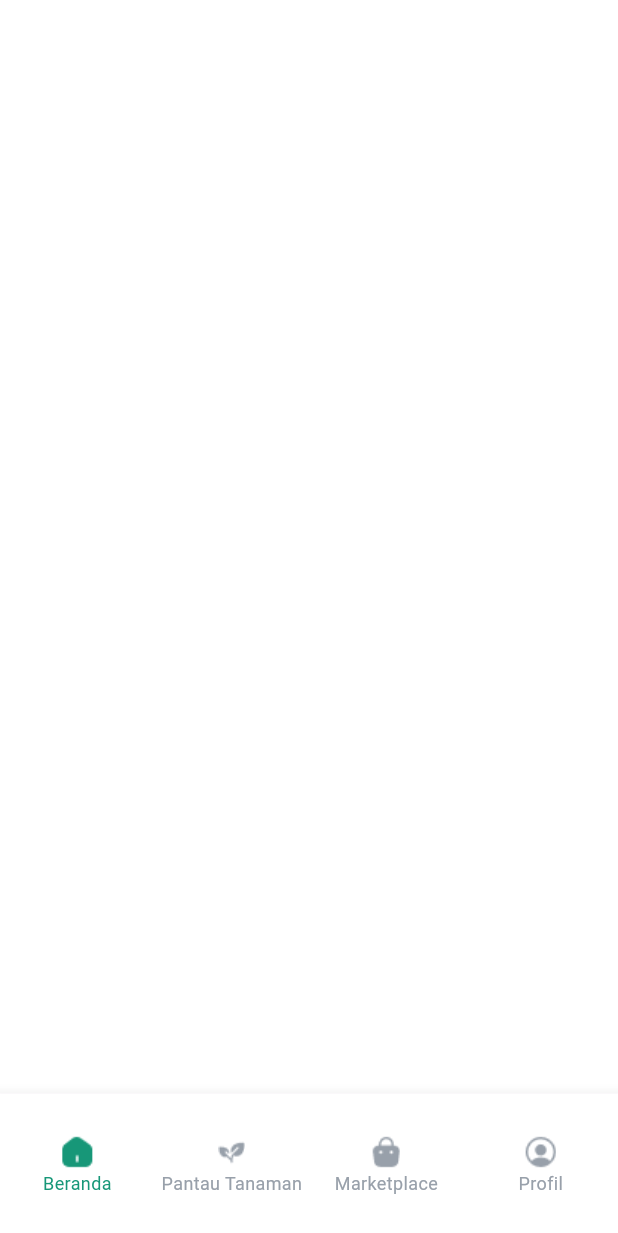
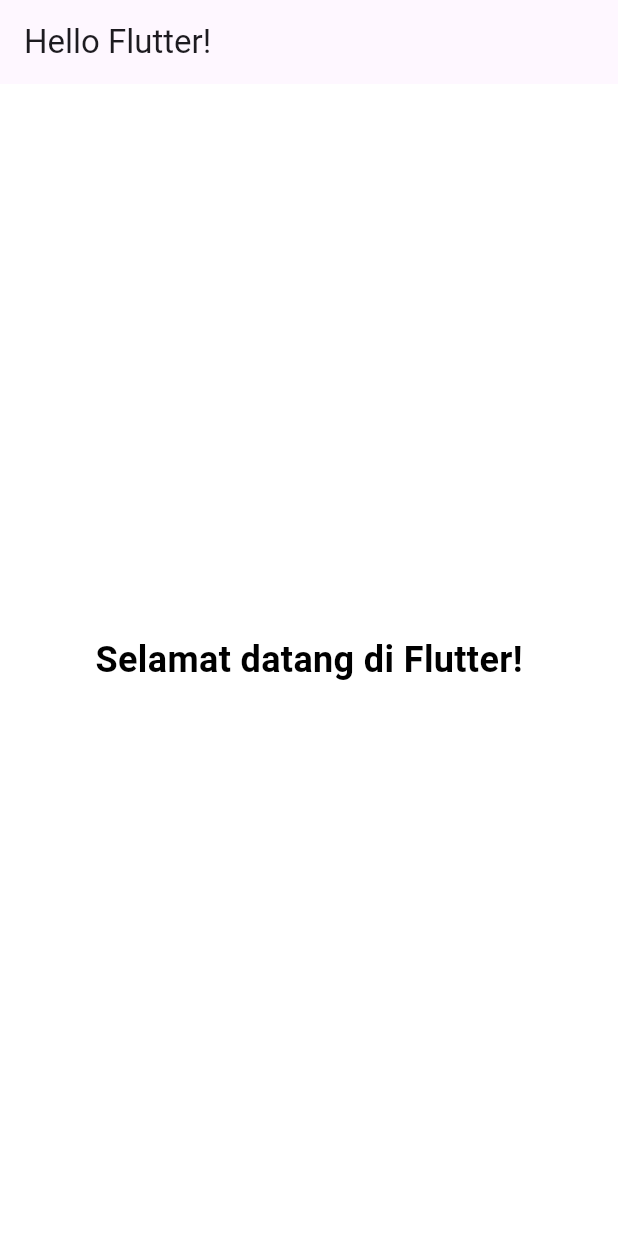
Before and after one commit to D2XPD2XP/clone-hydropome, a Flutter app: the screen it shows after launch, on a phone screen of 412 x 824 dp. Shown: the top 1233 px of the screen. Run offline on Flutter 3.47's test engine with Material 3 defaults, Android fonts, the light colour scheme and no system bars; our stand-ins replace google_fonts.

Commit message:
nambahin screen

```diff
--- a/lib/main.dart
+++ b/lib/main.dart
@@ -1,4 +1,5 @@
 import 'package:clone_hydropome/screens/main_screen.dart';
+import 'package:clone_hydropome/screens/splashscreen.dart';
 import 'package:flutter/material.dart';
 
 void main() {
@@ -11,7 +12,7 @@ class MyApp extends StatelessWidget {
   @override
   Widget build(BuildContext context) {
     return MaterialApp(
-      home: MainScreen(),
+      home: Splashscreen(),
     );
   }
 }
--- /dev/null
+++ b/lib/screens/splashscreen.dart
@@ -0,0 +1,30 @@
+import 'package:flutter/material.dart';
+
+
+
+class Splashscreen extends StatelessWidget {
+  const Splashscreen({super.key});
+
+  @override
+  Widget build(BuildContext context) {
+    return MaterialApp(
+      title: 'My First Flutter App',
+      home: Scaffold(
+        backgroundColor: Colors.white, // background putih
+        appBar: AppBar(
+          title: const Text('Hello Flutter!'),
+        ),
+        body: const Center(
+          child: Text(
+            'Selamat datang di Flutter!',
+            style: TextStyle(
+              fontSize: 24,          // ukuran teks
+              fontWeight: FontWeight.bold, // tebal
+              color: Colors.black,   // warna teks
+            ),
+          ),
+        ),
+      ),
+    );
+  }
+}
```
Also changed, not shown: pubspec.lock.
